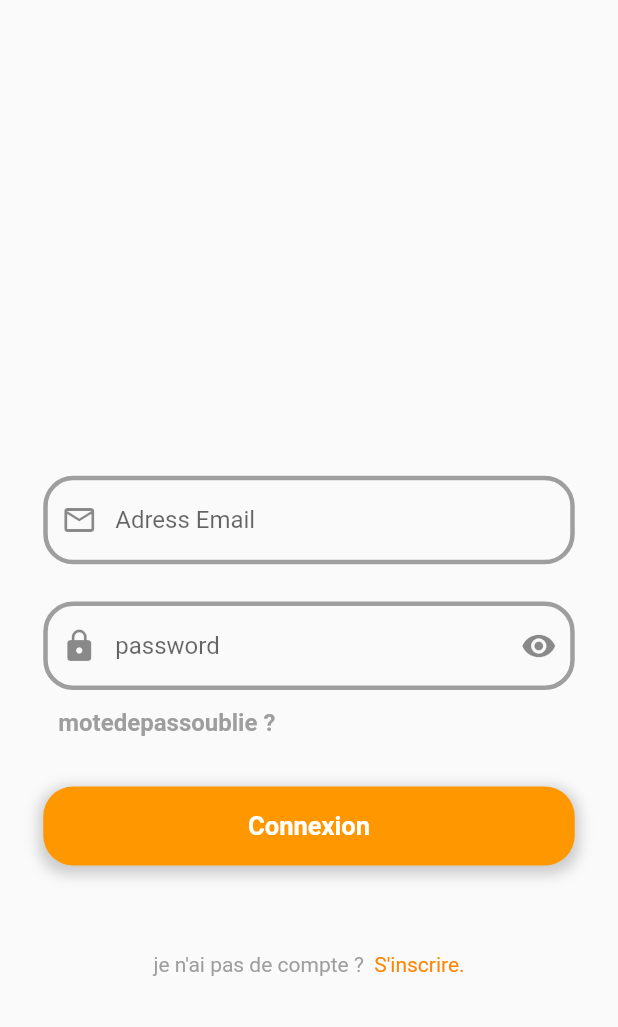
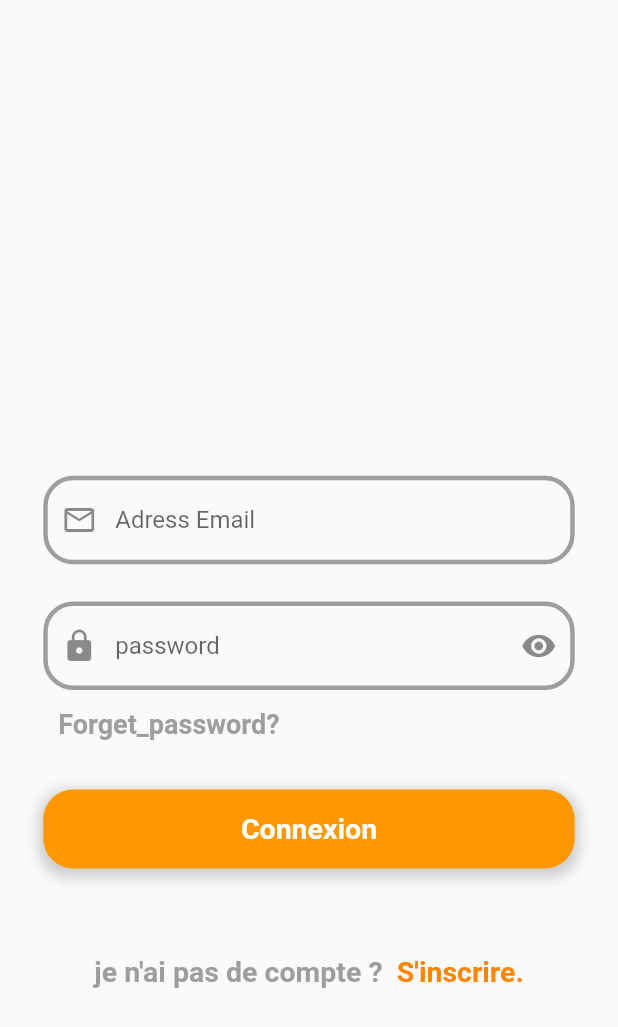
Before and after one commit to MohamedBoukouch/Taleb, a Flutter app: the LoginView screen opened by its route, on a phone screen of 412 x 824 dp. Shown: the top 1027 px of the screen. Run offline on Flutter 3.47's test engine with Material 2 defaults, Android fonts, the phone set to English and light mode, and no system bars; our stand-ins replace carousel_slider, either_dart, flutter_otp_text_field, flutter_spinkit, flutter_svg, flutter_typeahead and 3 more; network calls fail; Roboto replaces fonts that are missing (Inspiration).

Commit message:
Add All Update

```diff
--- a/lib/app/data/const_lik.dart
+++ b/lib/app/data/const_lik.dart
@@ -3,4 +3,11 @@ const linkservername = "http://10.0.2.2/Taleb_DB";
 const linksignup = "$linkservername/auth/signup.php";
 const linklogin = "$linkservername/auth/login.php";
 const linkverifyEmail = "$linkservername/auth/verifyemail.php";
+
+//ResetPassword
+const linkcheckEmail = "$linkservername/ResetPassword/CheckEmail.php";
+const linkverifycompte = "$linkservername/ResetPassword/verifycompte.php";
+const linkresertpassword = "$linkservername/ResetPassword/resetpassword.php";
+
+//Publication
 const linkshowpubli = "$linkservername/publication/showpub.php";
--- a/lib/app/modules/login/views/login_view.dart
+++ b/lib/app/modules/login/views/login_view.dart
@@ -73,12 +73,13 @@ class _LoginViewState extends State<LoginView> {
                       alignment: Alignment.centerLeft,
                       child: InkWell(
                         onTap: () => Get.to(() => CheckEmail()),
-                        child: Text(
-                          'motedepassoublie ?',
+                        child: const Text(
+                          'Forget_password?',
                           style: TextStyle(
                             color: Color.fromARGB(255, 158, 158, 158),
                             fontWeight: FontWeight.bold,
-                            fontSize: 16,
+                            fontFamily: 'Inspiration',
+                            fontSize: 18,
                           ),
                         ),
                       ),
@@ -93,7 +94,7 @@ class _LoginViewState extends State<LoginView> {
                           } catch (e) {}
                         }
                       },
-                      child: Button(
+                      child: const Button(
                         txt: "Connexion",
                       ),
                     ),
@@ -107,19 +108,23 @@ class _LoginViewState extends State<LoginView> {
                             child: Text(
                               "je n'ai pas de compte ?  ",
                               style: TextStyle(
+                                fontFamily: 'Inspiration',
+                                fontSize: 19,
+                                fontWeight: FontWeight.bold,
                                 color: Color.fromARGB(255, 158, 158, 158),
                                 // fontSize: 16,
                               ),
                             ),
                           ),
-                          Container(
-                            child: InkWell(
-                              onTap: () => Get.to(() => SignupView()),
-                              child: Text(
-                                "S'inscrire.",
-                                style: TextStyle(
-                                    color: Color.fromARGB(255, 255, 132, 0)),
-                              ),
+                          InkWell(
+                            onTap: () => Get.to(() => const SignupView()),
+                            child: const Text(
+                              "S'inscrire.",
+                              style: TextStyle(
+                                  fontFamily: 'Inspiration',
+                                  fontSize: 19,
+                                  fontWeight: FontWeight.bold,
+                                  color: Color.fromARGB(255, 255, 132, 0)),
                             ),
                           ),
                         ],
--- a/lib/app/modules/splash/pages/splash2.dart
+++ b/lib/app/modules/splash/pages/splash2.dart
@@ -43,7 +43,7 @@ class _SplashView2State extends State<SplashView2>
                       style: TextStyle(
                         color: AppTheme.whit_color,
                         fontSize: 36,
-                        fontFamily: "Poppins",
+                        fontFamily: 'Inspiration',
                         fontWeight: FontWeight.w700,
                       ),
                     ),
@@ -59,6 +59,7 @@ class _SplashView2State extends State<SplashView2>
                           style: TextStyle(
                             color: AppTheme.whit_color,
                             fontSize: 15,
+                            fontFamily: 'Inspiration',
                           ),
                         )),
                   ],
--- a/lib/app/modules/splash/views/splash_view.dart
+++ b/lib/app/modules/splash/views/splash_view.dart
@@ -69,7 +69,7 @@ class _SplashViewState extends State<SplashView>
                       style: TextStyle(
                         color: AppTheme.whit_color,
                         fontSize: 36,
-                        fontFamily: "Poppins",
+                        fontFamily: 'Inspiration',
                         fontWeight: FontWeight.w700,
                       ),
                     ),
@@ -85,6 +85,7 @@ class _SplashViewState extends State<SplashView>
                           style: TextStyle(
                             color: AppTheme.whit_color,
                             fontSize: 15,
+                            fontFamily: 'Inspiration',
                           ),
                         )),
                   ],
--- a/lib/app/routes/app_pages.dart
+++ b/lib/app/routes/app_pages.dart
@@ -20,7 +20,7 @@ part 'app_routes.dart';
 class AppPages {
   AppPages._();
 
-  static const INITIAL = Routes.LOGIN;
+  static const INITIAL = Routes.HOME;
 
   static final routes = [
     GetPage(
--- a/lib/app/shared/bottun.dart
+++ b/lib/app/shared/bottun.dart
@@ -35,8 +35,11 @@ class _ButtonState extends State<Button> {
       child: Center(
         child: Text(
           widget.txt,
-          style: TextStyle(
-              color: Colors.white, fontSize: 17, fontWeight: FontWeight.bold),
+          style: const TextStyle(
+              fontFamily: 'Inspiration',
+              color: Colors.white,
+              fontSize: 19,
+              fontWeight: FontWeight.bold),
         ),
       ),
     );
--- a/lib/app/shared/edittext.dart
+++ b/lib/app/shared/edittext.dart
@@ -11,6 +11,7 @@ class Edittext extends StatefulWidget {
   final Icon? icon;
   final TextEditingController Controller;
   final StringValidator? validator;
+  final Function(dynamic value)? onSaved;
   Edittext({
     // super.key,
     this.hint,
@@ -19,6 +20,7 @@ class Edittext extends StatefulWidget {
     this.icon,
     required this.Controller,
     this.validator,
+    this.onSaved,
   });
 
   @override
@@ -47,7 +49,8 @@ class _EdittextState extends State<Edittext> {
         ),
         hintText: widget.hint,
         prefixIcon: widget.icon,
-        suffixIcon: widget.ispassword == true? InkWell(
+        suffixIcon: widget.ispassword == true
+            ? InkWell(
                 onTap: () {
                   setState(() {
                     _eyeactive = !_eyeactive;
@@ -60,7 +63,8 @@ class _EdittextState extends State<Edittext> {
                           ? Icons.visibility_off
                           : Icons.visibility,
                 ),
-        ):null,
+              )
+            : null,
         enabledBorder: OutlineInputBorder(
           borderSide: BorderSide(
             width: 3, //<-- SEE HERE
```
Also changed, not shown: lib/app/config/function/functions.dart (added, +66 -0 lines), lib/app/modules/home/views/home_view.dart (+14 -2 lines), lib/app/modules/login/controllers/login_controller.dart (+86 -0 lines), lib/app/modules/login/pages/checkemail.dart (+10 -1 lines), lib/app/modules/login/pages/resetpassword.dart (+19 -4 lines), lib/app/modules/login/pages/verifycompte.dart (+26 -3 lines), lib/app/modules/signup/controllers/signup_controller.dart (+2 -20 lines), pubspec.yaml (+22 -17 lines), assets/icons/error.png (added), fonts/JosefinSans-SemiBoldItalic.ttf (added), pubspec.lock. Lines whose indentation alone changed are shown as unchanged.
